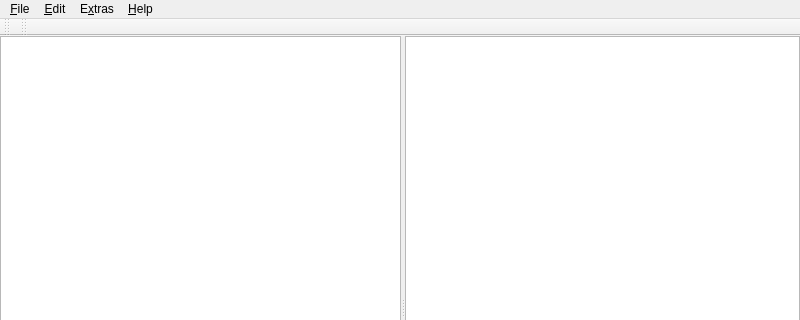
This is ui/mainwindow.ui in tim-gromeyer/MarkdownEdit as Qt 5 draws it before an edit; both pictures show x 0 to 800 and y 0 to 320 of the 800 by 600 pixel window. The edited form follows.
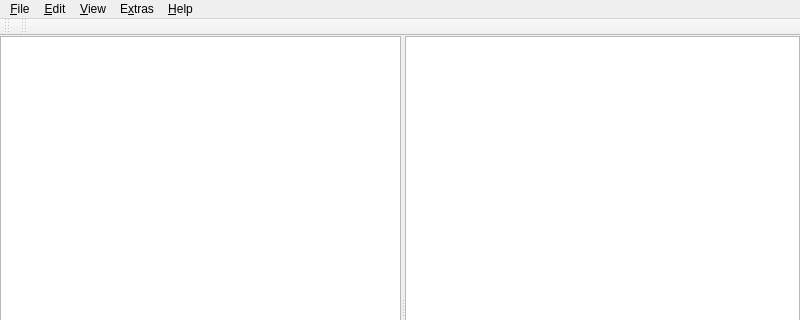
This is the edited form. Icons and pictures are not drawn. Custom widgets are drawn as their Qt base class.

Commit message: Revert delete Viewm menu by accident, updated cmake build

```diff
--- a/ui/mainwindow.ui
+++ b/ui/mainwindow.ui
@@ -224,8 +224,20 @@
     <addaction name="actionAbout"/>
     <addaction name="actionAboutQt"/>
    </widget>
+   <widget class="QMenu" name="menu_View">
+    <property name="title">
+     <string>&amp;View</string>
+    </property>
+    <addaction name="actionPause_preview"/>
+    <addaction name="actionDisable_preview"/>
+    <addaction name="separator"/>
+    <addaction name="actionHighlighting_activated"/>
+    <addaction name="separator"/>
+    <addaction name="actionAuto_add_file_path_to_icon_path"/>
+   </widget>
    <addaction name="menuFile"/>
    <addaction name="menuEdit"/>
+   <addaction name="menu_View"/>
    <addaction name="menuExtras"/>
    <addaction name="menu_Help"/>
   </widget>
```
Left out of the diff: 8 changed lines with no effect on the pictures. The commit also changes 32 other files.
